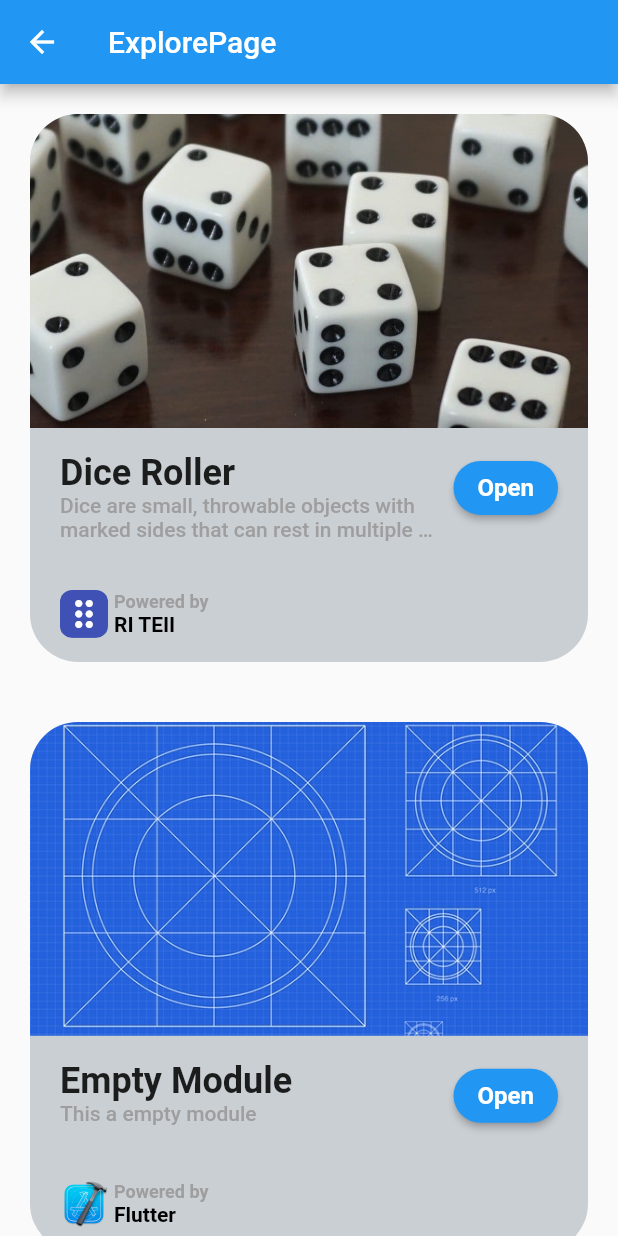
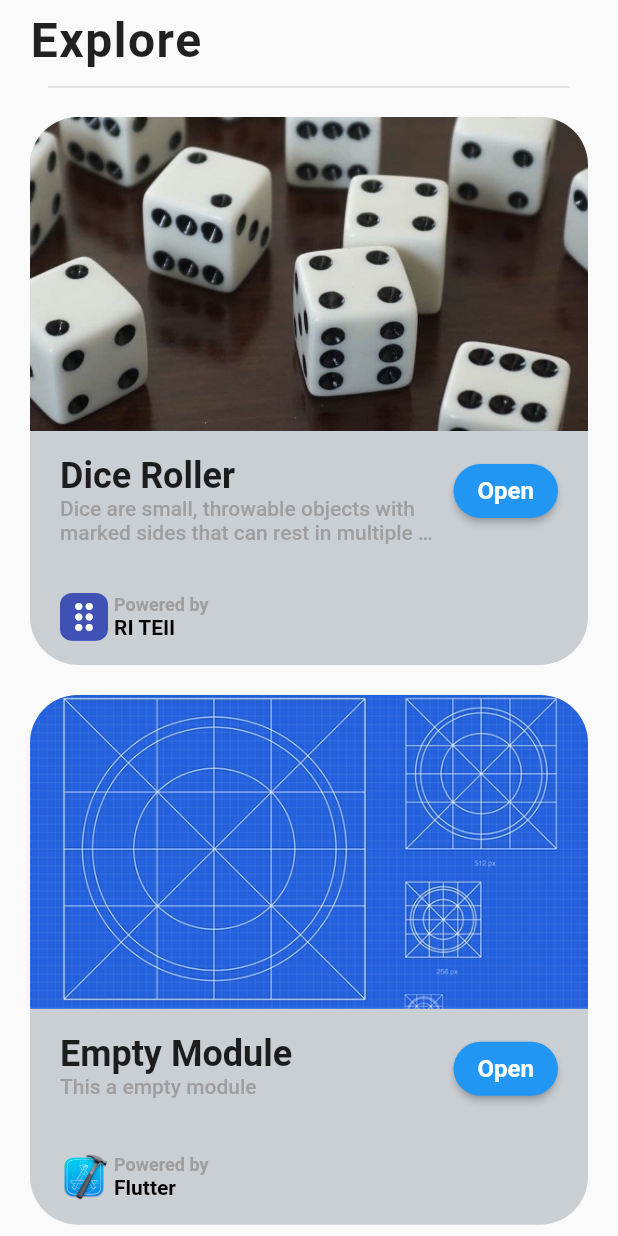
Before and after one commit to davidli218/W-Tasks, a Flutter app: the ExploreScreen screen opened directly, on a phone screen of 412 x 824 dp. Run offline on Flutter 3.47's test engine with Material 2 defaults, Android fonts, the phone set to English and light mode, and no system bars.

Commit message:
Update app bar for `ExploreScreen`

```diff
--- a/lib/Screen/explore_screen/explore_screen.dart
+++ b/lib/Screen/explore_screen/explore_screen.dart
@@ -13,13 +13,27 @@ class _ExploreScreenState extends State<ExploreScreen> {
   @override
   Widget build(BuildContext context) {
     return Scaffold(
-      appBar: AppBar(
-        title: const Text("ExplorePage"),
-      ),
       body: ListView(
         children: const [
           Padding(
-            padding: EdgeInsets.all(16.0),
+            padding: EdgeInsets.only(left: 20.0, top: 8.0),
+            child: Text(
+              "Explore",
+              style: TextStyle(
+                fontSize: 32.0,
+                fontWeight: FontWeight.bold,
+                letterSpacing: 1.0,
+              ),
+            ),
+          ),
+          Divider(
+            height: 24.0,
+            thickness: 1.0,
+            indent: 32.0,
+            endIndent: 32.0,
+          ),
+          Padding(
+            padding: EdgeInsets.fromLTRB(16.0, 4.0, 16.0, 8.0),
             child: OverviewCard(
               title: "Dice Roller",
               subtitle: "RI TEII",
@@ -44,7 +58,7 @@ class _ExploreScreenState extends State<ExploreScreen> {
             ),
           ),
           Padding(
-            padding: EdgeInsets.all(16.0),
+            padding: EdgeInsets.fromLTRB(16.0, 4.0, 16.0, 8.0),
             child: OverviewCard(
               title: "Empty Module",
               description: "This a empty module",
```
